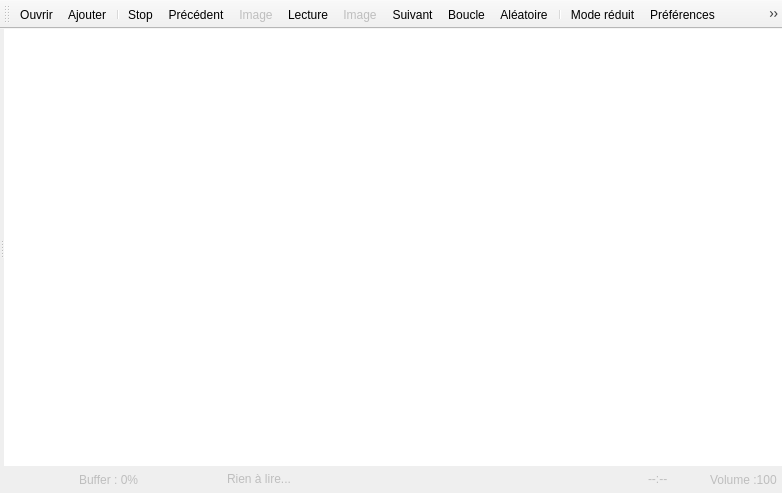
Above: src/mainwindow.ui from RxLaboratory/Dumep before the change. Below: the same form after it.
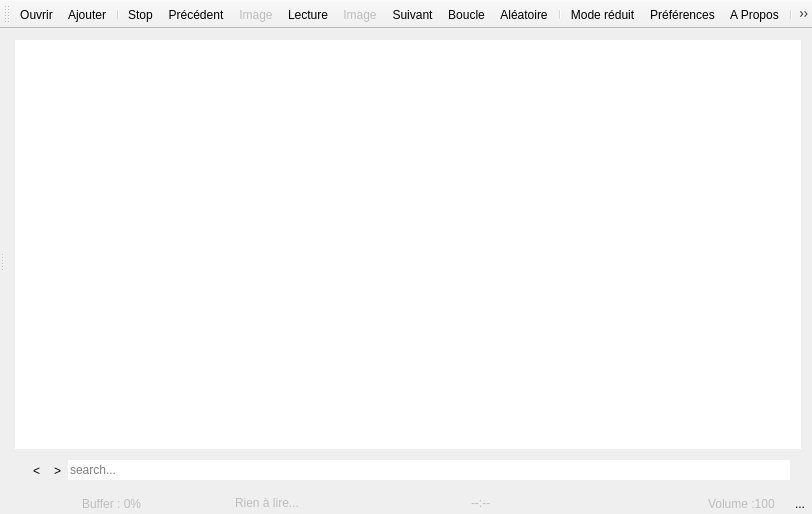
That is the form after the change. Icons and pictures are not drawn.

Commit message: Added search field #23

Patch:
```diff
--- a/src/mainwindow.ui
+++ b/src/mainwindow.ui
@@ -6,8 +6,8 @@
    <rect>
     <x>0</x>
     <y>0</y>
-    <width>782</width>
-    <height>493</height>
+    <width>812</width>
+    <height>514</height>
    </rect>
   </property>
   <property name="acceptDrops">
@@ -76,6 +76,15 @@
         </property>
        </layout>
       </widget>
+      <widget class="QWidget" name="">
+       <layout class="QVBoxLayout" name="verticalLayout">
+        <property name="spacing">
+         <number>0</number>
+        </property>
+        <property name="bottomMargin">
+         <number>1</number>
+        </property>
+        <item>
       <widget class="QListWidget" name="playlistTable">
        <property name="minimumSize">
         <size>
@@ -99,6 +108,65 @@
         <enum>QAbstractItemView::ExtendedSelection</enum>
        </property>
       </widget>
+        </item>
+        <item alignment="Qt::AlignBottom">
+         <widget class="QWidget" name="searchField" native="true">
+          <property name="sizePolicy">
+           <sizepolicy hsizetype="Preferred" vsizetype="Minimum">
+            <horstretch>0</horstretch>
+            <verstretch>0</verstretch>
+           </sizepolicy>
+          </property>
+          <layout class="QHBoxLayout" name="horizontalLayout">
+           <property name="spacing">
+            <number>0</number>
+           </property>
+           <item>
+            <widget class="QToolButton" name="searchPrevious">
+             <property name="text">
+              <string>&lt;</string>
+             </property>
+             <property name="icon">
+              <iconset resource="ressources.qrc">
+               <normaloff>:/icones/up</normaloff>:/icones/up</iconset>
+             </property>
+             <property name="autoRaise">
+              <bool>true</bool>
+             </property>
+            </widget>
+           </item>
+           <item>
+            <widget class="QToolButton" name="searchNext">
+             <property name="text">
+              <string>&gt;</string>
+             </property>
+             <property name="icon">
+              <iconset resource="ressources.qrc">
+               <normaloff>:/icones/down</normaloff>:/icones/down</iconset>
+             </property>
+             <property name="autoRaise">
+              <bool>true</bool>
+             </property>
+            </widget>
+           </item>
+           <item>
+            <widget class="QLineEdit" name="search">
+             <property name="text">
+              <string/>
+             </property>
+             <property name="frame">
+              <bool>false</bool>
+             </property>
+             <property name="placeholderText">
+              <string>search...</string>
+             </property>
+            </widget>
+           </item>
+          </layout>
+         </widget>
+        </item>
+       </layout>
+      </widget>
      </widget>
     </item>
     <item>
@@ -111,19 +179,19 @@
       </property>
       <layout class="QHBoxLayout" name="horizontalLayout_3">
        <property name="spacing">
-        <number>40</number>
+        <number>10</number>
        </property>
        <property name="leftMargin">
-        <number>2</number>
+        <number>0</number>
        </property>
        <property name="topMargin">
-        <number>5</number>
+        <number>0</number>
        </property>
        <property name="rightMargin">
-        <number>2</number>
+        <number>0</number>
        </property>
        <property name="bottomMargin">
-        <number>5</number>
+        <number>0</number>
        </property>
        <item>
         <widget class="QWidget" name="playControls" native="true">
@@ -196,7 +264,7 @@
             </property>
            </widget>
           </item>
-          <item alignment="Qt::AlignRight">
+          <item>
            <widget class="QLabel" name="durationLabel">
             <property name="sizePolicy">
              <sizepolicy hsizetype="Preferred" vsizetype="Fixed">
@@ -261,6 +329,26 @@
             </property>
            </widget>
           </item>
+          <item>
+           <widget class="QToolButton" name="searchButton">
+            <property name="text">
+             <string>...</string>
+            </property>
+            <property name="icon">
+             <iconset resource="ressources.qrc">
+              <normaloff>:/icones/search</normaloff>:/icones/search</iconset>
+            </property>
+            <property name="shortcut">
+             <string>Ctrl+F</string>
+            </property>
+            <property name="checkable">
+             <bool>true</bool>
+            </property>
+            <property name="autoRaise">
+             <bool>true</bool>
+            </property>
+           </widget>
+          </item>
          </layout>
         </widget>
        </item>
```
Left out of the diff: 2 changed lines with no effect on the pictures. Lines whose indentation alone changed are shown as unchanged. The commit also changes 7 other files.
